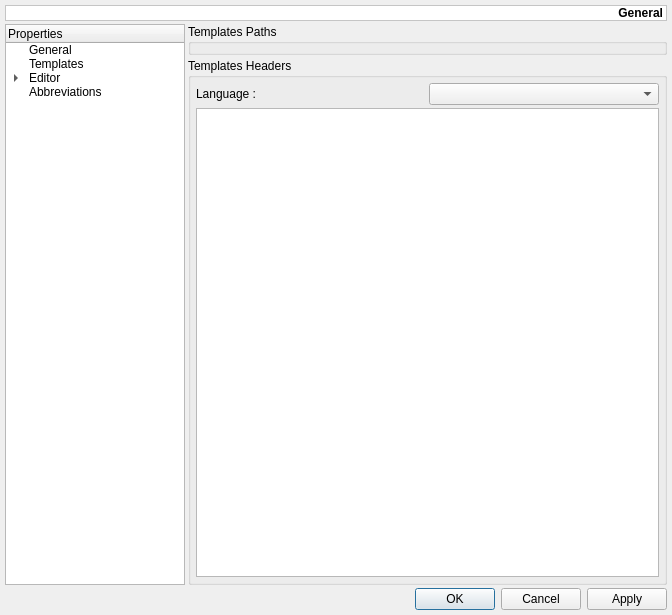
The window that v2/trunk/monkey/src/maininterface/ui/UISettings.ui (testmana2/mks) describes before a commit, drawn with Qt 5.
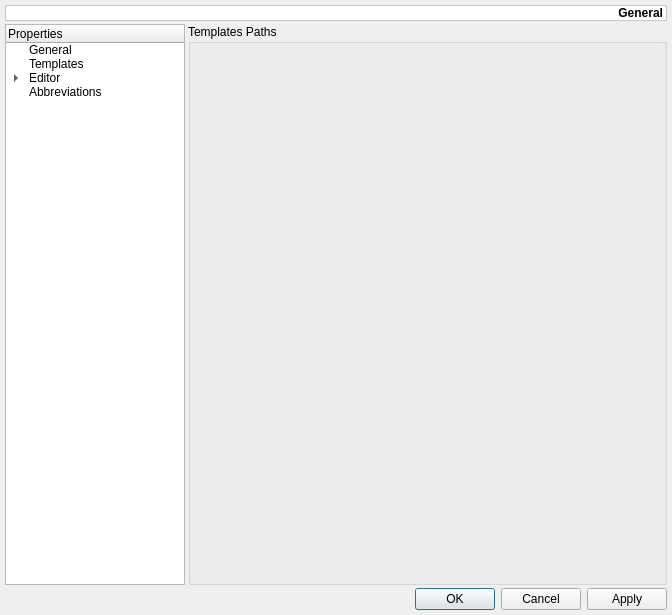
The same window after the commit. The open tabs and pages were chosen to show the change. Custom widgets are drawn as their Qt base class.

Commit message: move template licensing in ProjectHeaders plugin

Patch:
```diff
--- a/v2/trunk/monkey/src/maininterface/ui/UISettings.ui
+++ b/v2/trunk/monkey/src/maininterface/ui/UISettings.ui
@@ -562,62 +562,6 @@
          </property>
         </widget>
        </item>
-       <item>
-        <widget class="QGroupBox" name="gbTemplatesHeaders" >
-         <property name="title" >
-          <string>Templates Headers</string>
-         </property>
-         <layout class="QGridLayout" >
-          <property name="leftMargin" >
-           <number>5</number>
-          </property>
-          <property name="topMargin" >
-           <number>5</number>
-          </property>
-          <property name="rightMargin" >
-           <number>5</number>
-          </property>
-          <property name="bottomMargin" >
-           <number>5</number>
-          </property>
-          <property name="horizontalSpacing" >
-           <number>3</number>
-          </property>
-          <property name="verticalSpacing" >
-           <number>3</number>
-          </property>
-          <item row="0" column="0" >
-           <widget class="QLabel" name="lFileHeadersLanguage" >
-            <property name="text" >
-             <string>Language :</string>
-            </property>
-           </widget>
-          </item>
-          <item row="0" column="1" >
-           <widget class="QComboBox" name="cbFileHeadersLanguages" >
-            <property name="toolTip" >
-             <string>Select language to be configured.</string>
-            </property>
-           </widget>
-          </item>
-          <item row="1" column="0" colspan="2" >
-           <widget class="QTextEdit" name="teFileHeader" >
-            <property name="font" >
-             <font>
-              <family>Monospace</family>
-             </font>
-            </property>
-            <property name="lineWrapMode" >
-             <enum>QTextEdit::NoWrap</enum>
-            </property>
-            <property name="acceptRichText" >
-             <bool>false</bool>
-            </property>
-           </widget>
-          </item>
-         </layout>
-        </widget>
-       </item>
       </layout>
      </widget>
      <widget class="QWidget" name="pEditorGeneral" >
```
The commit also changes 2 other files.
